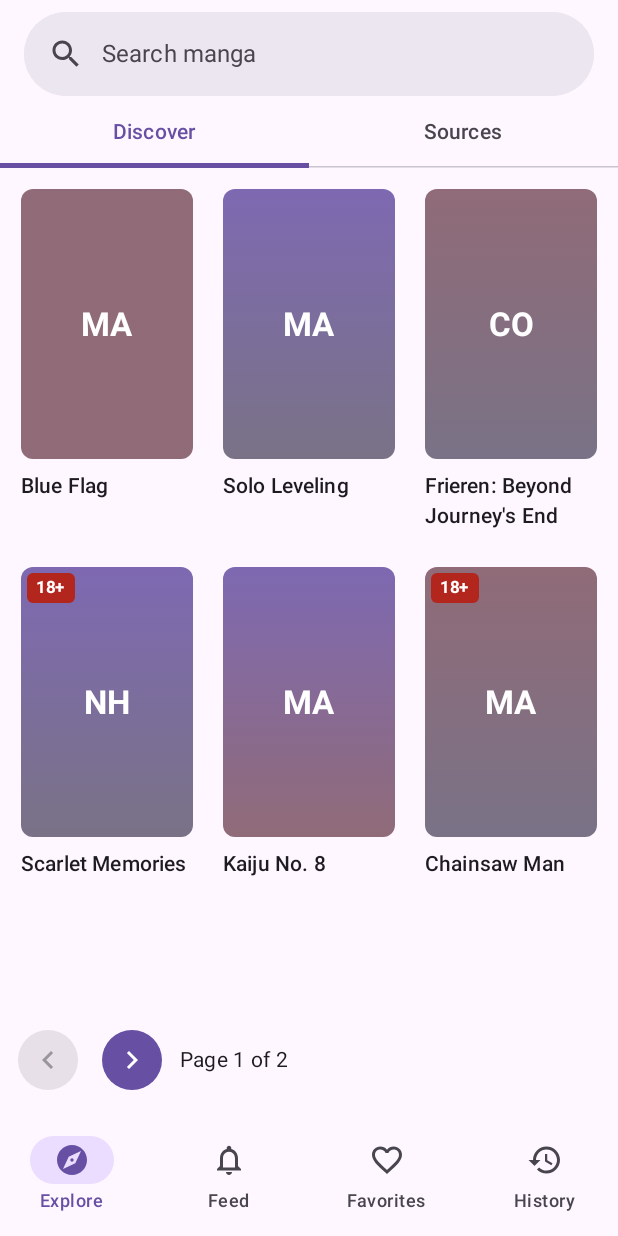
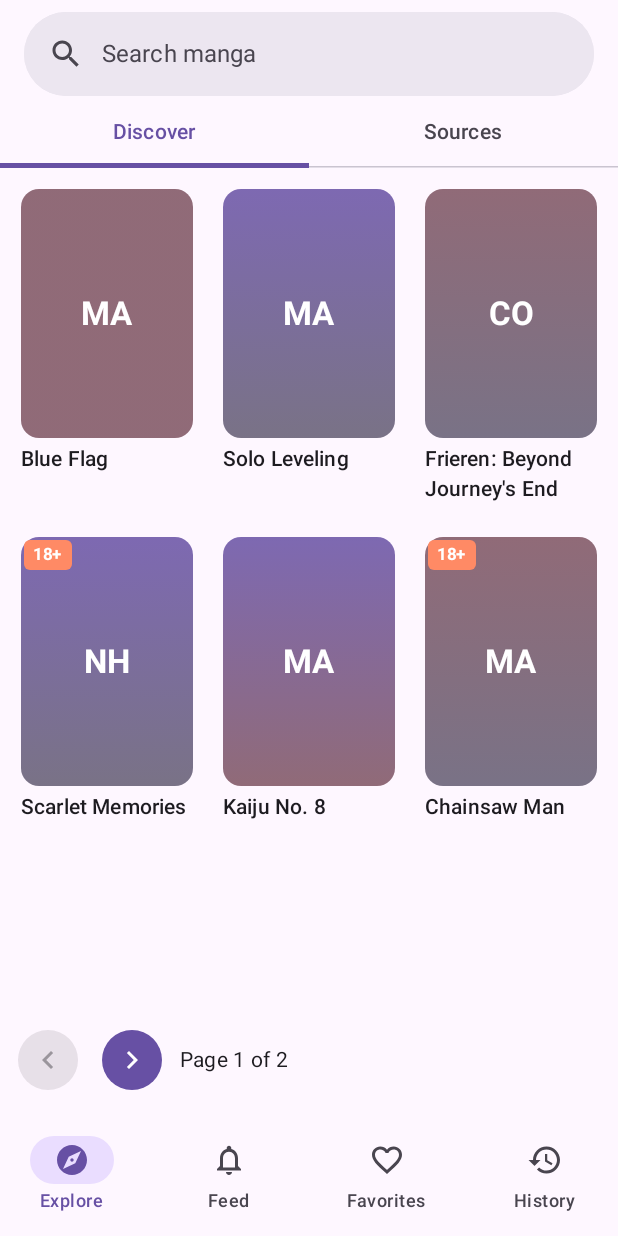
Before and after one commit to swolem12/Chirui-Reader, an Android app built with Jetpack Compose: the composable ChiruiReaderAppContent shown on its own in the app's theme, on a phone screen of 412 x 824 dp. Run offline under Robolectric (Android 15) with nearby library versions, the phone set to English and light mode, and no system bars; our stand-ins replace Dagger/Hilt's generated code; 2 statements that could not run were skipped.

Commit message:
Add Kotatsu dimensions and shapes matching dimens.xml and styles.xml
Co-authored-by: swolem12 <65150772+swolem12@users.noreply.github.com>

```diff
--- a/android/app/src/main/java/com/chirui/reader/catalog/CatalogDiscoverScreen.kt
+++ b/android/app/src/main/java/com/chirui/reader/catalog/CatalogDiscoverScreen.kt
@@ -53,6 +53,8 @@ import androidx.compose.ui.unit.dp
 import androidx.hilt.navigation.compose.hiltViewModel
 import androidx.lifecycle.compose.collectAsStateWithLifecycle
 import com.chirui.domain.model.MangaStatus
+import com.chirui.reader.ui.theme.CoverShapeLarge
+import com.chirui.reader.ui.theme.KotatsuDimensions
 import kotlin.math.absoluteValue
 
 /**
@@ -69,7 +71,7 @@ fun CatalogDiscoverTab(
     Column(
         modifier = Modifier
             .fillMaxSize()
-            .padding(horizontal = 8.dp, vertical = 8.dp)
+            .padding(horizontal = KotatsuDimensions.ListSpacingNormal, vertical = KotatsuDimensions.ListSpacingNormal)
     ) {
         when {
             uiState.loading -> CatalogLoadingCard()
@@ -264,6 +266,7 @@ private fun SourceLeadingIcon(language: String, enabled: Boolean) {
 
 /**
  * Kotatsu-style grid with compact manga cards
+ * Uses dimensions from KotatsuDimensions matching Kotatsu's dimens.xml
  */
 @Composable
 private fun CatalogGrid(
@@ -274,11 +277,11 @@ private fun CatalogGrid(
     onNext: () -> Unit,
     onOpenManga: (String) -> Unit,
 ) {
-    Column(verticalArrangement = Arrangement.spacedBy(8.dp)) {
+    Column(verticalArrangement = Arrangement.spacedBy(KotatsuDimensions.ListSpacingNormal)) {
         LazyVerticalGrid(
-            columns = GridCells.Adaptive(minSize = 110.dp), // Tighter grid like Kotatsu
-            verticalArrangement = Arrangement.spacedBy(8.dp),
-            horizontalArrangement = Arrangement.spacedBy(8.dp),
+            columns = GridCells.Adaptive(minSize = KotatsuDimensions.PreferredGridWidth),
+            verticalArrangement = Arrangement.spacedBy(KotatsuDimensions.GridSpacing),
+            horizontalArrangement = Arrangement.spacedBy(KotatsuDimensions.GridSpacing),
             modifier = Modifier.fillMaxHeight(0.9f)
         ) {
             items(items, key = { it.id }) { item ->
@@ -297,7 +300,8 @@ private fun CatalogGrid(
 
 /**
  * Kotatsu-style manga card with cover image and title below
- * Matches the item_manga_grid.xml layout pattern
+ * Matches the item_manga_grid.xml layout pattern from Kotatsu
+ * Cover aspect ratio: 13:18 (width:height)
  */
 @Composable
 private fun CatalogCard(
@@ -307,63 +311,64 @@ private fun CatalogCard(
     Column(
         modifier = Modifier
             .fillMaxWidth()
-            .clip(RoundedCornerShape(8.dp))
+            .clip(CoverShapeLarge)
             .clickable { onOpenManga(item.id) }
-            .padding(6.dp),
-        verticalArrangement = Arrangement.spacedBy(4.dp)
+            .padding(KotatsuDimensions.ListSpacingSmall),
+        verticalArrangement = Arrangement.spacedBy(KotatsuDimensions.GridSpacingOuter)
     ) {
         // Cover image with badges overlay (Kotatsu style)
         Box(modifier = Modifier.fillMaxWidth()) {
             CoverPlaceholder(id = item.id)
 
-            // NSFW badge (top-left like Kotatsu)
+            // NSFW badge (top-left like Kotatsu, nsfw_18 color: #FF8A65)
             if (item.nsfw) {
                 Surface(
                     modifier = Modifier
                         .align(Alignment.TopStart)
-                        .padding(4.dp),
-                    color = MaterialTheme.colorScheme.error,
+                        .padding(KotatsuDimensions.GridSpacingOuter),
+                    color = Color(0xFFFF8A65), // nsfw_18 from Kotatsu colors.xml
                     shape = RoundedCornerShape(4.dp)
                 ) {
                     Text(
                         text = "18+",
                         modifier = Modifier.padding(horizontal = 6.dp, vertical = 2.dp),
                         style = MaterialTheme.typography.labelSmall,
-                        color = MaterialTheme.colorScheme.onError,
+                        color = Color.White,
                         fontWeight = FontWeight.Bold
                     )
                 }
             }
         }
 
-        // Title (2 lines max, like Kotatsu)
+        // Title (2 lines max, elegantTextHeight=false like Kotatsu)
         Text(
             text = item.title,
             style = MaterialTheme.typography.titleSmall,
             color = MaterialTheme.colorScheme.onSurface,
             maxLines = 2,
             overflow = TextOverflow.Ellipsis,
-            modifier = Modifier.padding(vertical = 4.dp)
+            modifier = Modifier.padding(vertical = KotatsuDimensions.GridSpacingOuter)
         )
     }
 }
 
 /**
  * Kotatsu-style cover placeholder with aspect ratio 13:18
+ * Uses ShapeAppearanceOverlay.Kotatsu.Cover corner radius (12dp)
  */
 @Composable
 private fun CoverPlaceholder(id: String) {
     val colors = rememberCoverColors(id)
     Box(
         modifier = Modifier
-            .clip(RoundedCornerShape(8.dp))
+            .clip(CoverShapeLarge) // 12dp corner radius like Kotatsu
             .background(
                 Brush.verticalGradient(
                     colors = colors
                 )
             )
             .fillMaxWidth()
-            .height(180.dp), // Aspect ratio similar to Kotatsu (13:18)
+            .height(166.dp), // Height calculated from 120dp width * 18/13 ≈ 166dp
         contentAlignment = Alignment.Center
     ) {
         Text(
```
Also changed, not shown: android/app/src/main/java/com/chirui/reader/ui/theme/Dimensions.kt (added, +87 -0 lines), android/app/src/main/java/com/chirui/reader/ui/theme/Shapes.kt (+29 -5 lines).
